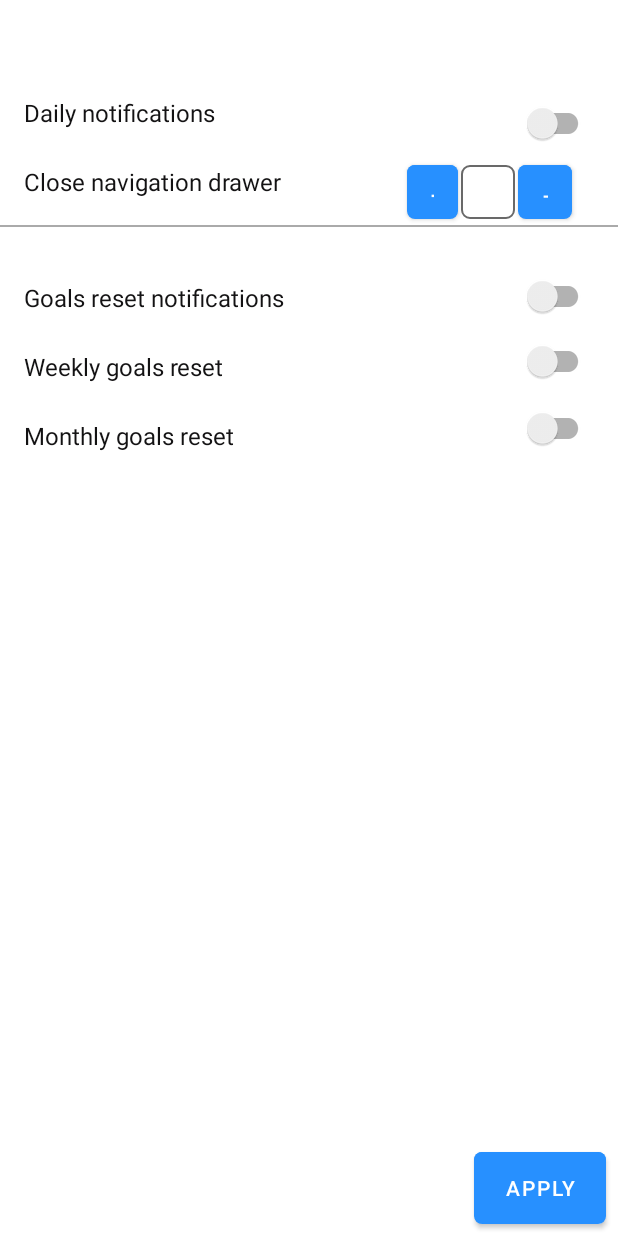
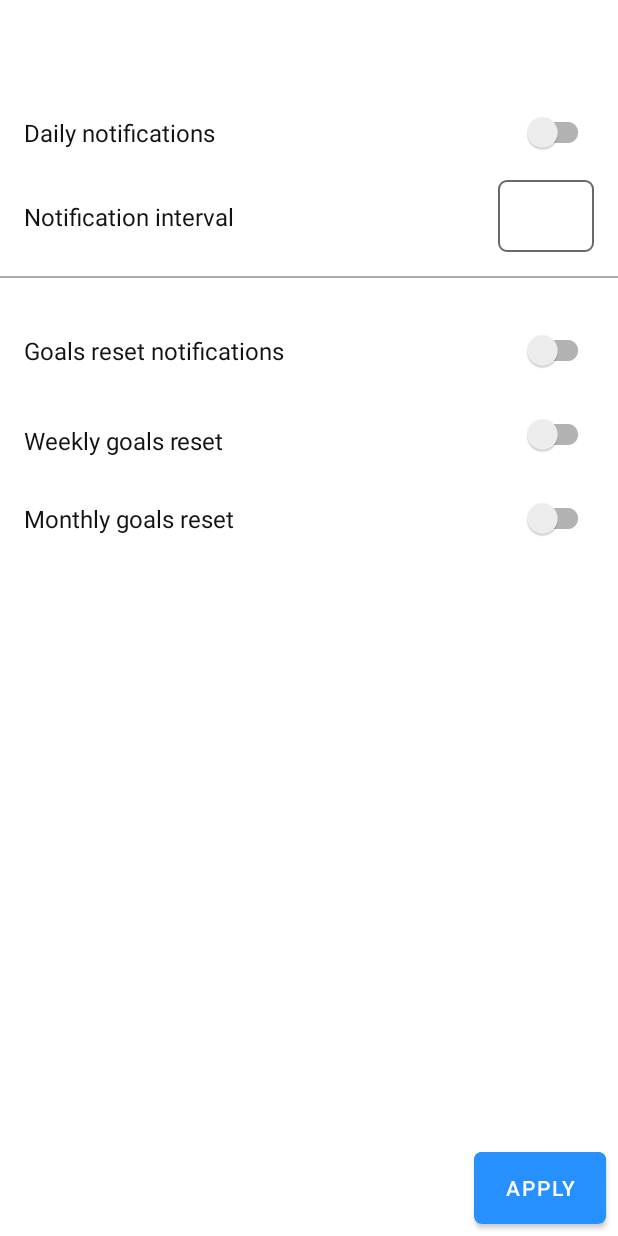
Before and after one commit to kasiopec/QJournal, an Android app: the layout activity_settings.xml on its own in the app's theme, with its tools: preview values and no code run, on a phone screen of 412 x 824 dp. Run offline under Robolectric (Android 15) with nearby library versions, the phone set to English and light mode, and no system bars.

```diff
--- a/app/build.gradle.kts
+++ b/app/build.gradle.kts
@@ -23,6 +23,10 @@ android {
         vectorDrawables {
             useSupportLibrary = true
         }
+    }
+
+    buildFeatures {
+        viewBinding = true
     }
 
     signingConfigs {
@@ -65,6 +69,7 @@ android {
 
 dependencies {
     implementation(libs.core.ktx)
+    implementation(libs.lifecycle.runtime.ktx)
     implementation(libs.appcompat)
     implementation(libs.material)
     implementation(libs.constraint.layout)
--- a/app/src/main/AndroidManifest.xml
+++ b/app/src/main/AndroidManifest.xml
@@ -10,7 +10,7 @@
 
     <application
         android:name="com.kasiopec.qjournal.ApplicationActivity"
-        android:allowBackup="true"
+        android:allowBackup="false"
         android:icon="@mipmap/ic_launcher"
         android:label="@string/app_name"
         android:supportsRtl="true"
--- a/app/src/main/java/com/kasiopec/qjournal/DeviceBootReceiver.java
+++ b/app/src/main/java/com/kasiopec/qjournal/DeviceBootReceiver.java
@@ -12,7 +12,7 @@ import java.util.Calendar;
 import java.util.GregorianCalendar;
 import java.util.Objects;
 
-import static com.kasiopec.qjournal.SettingsActivity.NOTIFICATION_TIME;
+import static com.kasiopec.qjournal.SettingsActivity.NOTIFICATION_TIME_KEY;
 
 
 /**
@@ -32,7 +32,7 @@ public class DeviceBootReceiver extends BroadcastReceiver {
 
             Calendar calendar = Calendar.getInstance();
             calendar.setTimeInMillis(System.currentTimeMillis());
-            int notificationTime = Integer.valueOf(prefs.getString(NOTIFICATION_TIME, "2")) * 60;
+            int notificationTime = Integer.valueOf(prefs.getString(NOTIFICATION_TIME_KEY, "2")) * 60;
             calendar.add(Calendar.MINUTE, notificationTime);
 
 
--- a/app/src/main/java/com/kasiopec/qjournal/GraphFragment.java
+++ b/app/src/main/java/com/kasiopec/qjournal/GraphFragment.java
@@ -364,7 +364,7 @@ public class GraphFragment extends Fragment {
         dataset = new BarDataSet(barEntries, "Minutes spent this "+LEGEND_LABEL);
         dataset.setColor(getResources().getColor(R.color.colorPrimary));
         dataset.setHighLightAlpha(0);
-        dataset.setLabel(labels.get(0));
+        dataset.setLabel("Hard");
         Description description = new Description();
         description.setText("");
         data = new BarData(dataset);
--- a/app/src/main/res/layout/activity_edit_category.xml
+++ b/app/src/main/res/layout/activity_edit_category.xml
@@ -47,6 +47,7 @@
                 android:id="@+id/fabBottomBar"
                 android:layout_width="wrap_content"
                 android:layout_height="wrap_content"
+                android:importantForAccessibility="no"
                 app:layout_anchor="@id/bottomAppBar"
                 app:srcCompat="@drawable/ic_close_black_24dp" />
 
@@ -58,7 +59,6 @@
                 android:layout_height="wrap_content"
                 android:layout_gravity="bottom"
                 android:clickable="false"
-                android:theme="@style/MyAppBarLayoutTheme"
                 app:backgroundTint="@color/colorPrimary"
                 app:fabAlignmentMode="end">
 
--- a/app/src/main/res/layout/activity_settings.xml
+++ b/app/src/main/res/layout/activity_settings.xml
@@ -4,7 +4,6 @@
     xmlns:tools="http://schemas.android.com/tools"
     android:layout_width="match_parent"
     android:layout_height="match_parent"
-    android:background="@color/colorWhite"
     android:fitsSystemWindows="true"
     tools:context="com.kasiopec.qjournal.SettingsActivity">
 
@@ -12,52 +11,20 @@
         android:id="@+id/textViewNotifcationSettings"
         android:layout_width="wrap_content"
         android:layout_height="wrap_content"
-        android:layout_marginStart="16dp"
-        android:layout_marginTop="24dp"
+        android:layout_marginStart="@dimen/spacing_medium"
         android:text="@string/settings_notification_interval_label"
         android:textColor="@color/colorAlmostBlack"
         android:textSize="16sp"
+        app:layout_constraintBottom_toBottomOf="@+id/notificationIntervalEditField"
         app:layout_constraintStart_toStartOf="parent"
-        app:layout_constraintTop_toBottomOf="@+id/textView7" />
-
-    <Button
-        android:id="@+id/btnInc"
-        android:layout_width="34dp"
-        android:layout_height="36dp"
-        android:layout_marginStart="56dp"
-        android:layout_marginEnd="2dp"
-        android:background="@drawable/round_corners_blue_background"
-        android:elevation="10dp"
-        android:foreground="?attr/selectableItemBackground"
-        android:textAlignment="center"
-        android:textColor="@color/colorWhite"
-        app:layout_constraintEnd_toStartOf="@+id/notifEditTextSet"
-        app:layout_constraintHorizontal_bias="0.5"
-        app:layout_constraintHorizontal_chainStyle="packed"
-        app:layout_constraintStart_toEndOf="@+id/textViewNotifcationSettings"
-        app:layout_constraintTop_toTopOf="@+id/textViewNotifcationSettings"
-        tools:text="+" />
-
-    <Button
-        android:id="@+id/btnDec"
-        android:layout_width="36dp"
-        android:layout_height="36dp"
-        android:layout_marginStart="2dp"
-        android:layout_marginEnd="4dp"
-        android:background="@drawable/round_corners_blue_background"
-        android:elevation="10dp"
-        android:foreground="?attr/selectableItemBackground"
-        android:textAlignment="center"
-        android:textColor="@color/colorWhite"
-        app:layout_constraintEnd_toEndOf="parent"
-        app:layout_constraintStart_toEndOf="@+id/notifEditTextSet"
-        app:layout_constraintTop_toTopOf="@+id/btnInc"
-        tools:text="-" />
+        app:layout_constraintTop_toTopOf="@+id/notificationIntervalEditField" />
 
     <EditText
-        android:id="@+id/notifEditTextSet"
-        android:layout_width="36dp"
-        android:layout_height="36dp"
+        android:id="@+id/notificationIntervalEditField"
+        android:layout_width="64dp"
+        android:layout_height="48dp"
+        android:layout_marginTop="@dimen/spacing_small"
+        android:layout_marginEnd="@dimen/spacing_medium"
         android:background="@drawable/edit_text_background"
         android:cursorVisible="false"
         android:ems="10"
@@ -65,22 +32,20 @@
         android:importantForAutofill="no"
         android:inputType="numberDecimal"
         android:textAlignment="center"
-        app:layout_constraintEnd_toStartOf="@+id/btnDec"
-        app:layout_constraintHorizontal_bias="0.5"
-        app:layout_constraintStart_toEndOf="@+id/btnInc"
-        app:layout_constraintTop_toTopOf="@+id/textViewNotifcationSettings"
+        app:layout_constraintEnd_toEndOf="parent"
+        app:layout_constraintTop_toBottomOf="@+id/switchDaily"
         tools:ignore="LabelFor" />
 
     <View
         android:id="@+id/divider2"
         android:layout_width="0dp"
         android:layout_height="1dp"
-        android:layout_marginTop="4dp"
+        android:layout_marginTop="16dp"
         android:background="@android:color/darker_gray"
         app:layout_constraintEnd_toEndOf="parent"
         app:layout_constraintHorizontal_bias="0.0"
         app:layout_constraintStart_toStartOf="parent"
-        app:layout_constraintTop_toBottomOf="@+id/notifEditTextSet" />
+        app:layout_constraintTop_toBottomOf="@+id/notificationIntervalEditField" />
 
     <Button
         android:id="@+id/btnApply"
@@ -101,21 +66,20 @@
         android:id="@+id/textView2"
         android:layout_width="wrap_content"
         android:layout_height="wrap_content"
-        android:layout_marginStart="16dp"
-        android:layout_marginTop="36dp"
+        android:layout_marginStart="@dimen/spacing_medium"
         android:text="@string/settings_goals_reset_label"
         android:textColor="@color/colorAlmostBlack"
         android:textSize="16sp"
+        app:layout_constraintBottom_toBottomOf="@+id/switchResetGen"
         app:layout_constraintStart_toStartOf="parent"
-        app:layout_constraintTop_toBottomOf="@+id/divider2" />
+        app:layout_constraintTop_toTopOf="@+id/switchResetGen" />
 
     <androidx.appcompat.widget.SwitchCompat
         android:id="@+id/switchResetGen"
-        android:layout_width="46dp"
-        android:layout_height="36dp"
-        android:layout_marginTop="28dp"
+        android:layout_width="48dp"
+        android:layout_height="48dp"
+        android:layout_marginTop="@dimen/spacing_large"
         android:layout_marginEnd="16dp"
-        android:text=""
         app:layout_constraintEnd_toEndOf="parent"
         app:layout_constraintTop_toBottomOf="@+id/divider2" />
 
@@ -123,65 +87,64 @@
         android:id="@+id/textView4"
         android:layout_width="wrap_content"
         android:layout_height="wrap_content"
-        android:layout_marginStart="16dp"
-        android:layout_marginTop="24dp"
+        android:layout_marginStart="@dimen/spacing_medium"
         android:text="@string/settings_weekly_goals_label"
         android:textColor="@color/colorAlmostBlack"
         android:textSize="16sp"
+        app:layout_constraintBottom_toTopOf="@+id/switchMonthly"
         app:layout_constraintStart_toStartOf="parent"
-        app:layout_constraintTop_toBottomOf="@+id/textView2" />
+        app:layout_constraintTop_toTopOf="@+id/switchWeekly" />
 
     <androidx.appcompat.widget.SwitchCompat
         android:id="@+id/switchWeekly"
-        android:layout_width="46dp"
-        android:layout_height="35dp"
-        android:layout_marginTop="72dp"
-        android:layout_marginEnd="16dp"
-        android:text=""
+        android:layout_width="48dp"
+        android:layout_height="48dp"
+        android:layout_marginTop="@dimen/spacing_small"
+        android:layout_marginEnd="@dimen/spacing_medium"
         app:layout_constraintEnd_toEndOf="parent"
-        app:layout_constraintTop_toBottomOf="@+id/divider2" />
+        app:layout_constraintTop_toBottomOf="@+id/switchResetGen" />
 
     <TextView
         android:id="@+id/textView6"
         android:layout_width="wrap_content"
         android:layout_height="wrap_content"
-        android:layout_marginStart="16dp"
-        android:layout_marginTop="24dp"
+        android:layout_marginStart="@dimen/spacing_medium"
         android:text="@string/settings_monthly_goals_label"
         android:textColor="@color/colorAlmostBlack"
         android:textSize="16sp"
+        app:layout_constraintBottom_toBottomOf="@+id/switchMonthly"
         app:layout_constraintStart_toStartOf="parent"
-        app:layout_constraintTop_toBottomOf="@+id/textView4" />
+        app:layout_constraintTop_toTopOf="@+id/switchMonthly" />
 
     <androidx.appcompat.widget.SwitchCompat
         android:id="@+id/switchMonthly"
-        android:layout_width="46dp"
-        android:layout_height="36dp"
-        android:layout_marginTop="116dp"
-        android:layout_marginEnd="16dp"
-        android:text=""
+        android:layout_width="48dp"
+        android:layout_height="48dp"
+        android:layout_marginTop="@dimen/spacing_small"
+        android:layout_marginEnd="@dimen/spacing_medium"
         app:layout_constraintEnd_toEndOf="parent"
-        app:layout_constraintTop_toBottomOf="@+id/divider2" />
+        app:layout_constraintTop_toBottomOf="@+id/switchWeekly" />
 
     <TextView
         android:id="@+id/textView7"
         android:layout_width="wrap_content"
         android:layout_height="wrap_content"
-        android:layout_marginStart="16dp"
-        android:layout_marginTop="64dp"
+        android:layout_marginStart="@dimen/spacing_medium"
         android:text="@string/settings_daily_goals_label"
         android:textColor="@color/colorAlmostBlack"
         android:textSize="16sp"
+        app:layout_constraintBottom_toBottomOf="@+id/switchDaily"
         app:layout_constraintStart_toStartOf="parent"
-        app:layout_constraintTop_toTopOf="parent" />
+        app:layout_constraintTop_toTopOf="@+id/switchDaily" />
 
     <androidx.appcompat.widget.SwitchCompat
         android:id="@+id/switchDaily"
-        android:layout_width="46dp"
-        android:layout_height="36dp"
+        android:layout_width="48dp"
+        android:layout_height="48dp"
+        android:layout_marginTop="64dp"
         android:layout_marginEnd="16dp"
         android:text=""
         app:layout_constraintEnd_toEndOf="parent"
-        app:layout_constraintTop_toTopOf="@+id/textView7" />
+        app:layout_constraintTop_toTopOf="parent" />
 
 </androidx.constraintlayout.widget.ConstraintLayout>
--- a/app/src/main/res/values-v21/styles.xml
+++ /dev/null
@@ -1,11 +0,0 @@
-<resources>
-
-    <style name="AppTheme.NoActionBar">
-        <item name="windowActionBar">false</item>
-        <item name="windowNoTitle">true</item>
-        <item name="android:windowDrawsSystemBarBackgrounds">true</item>
-    </style>
-    <style name="LargeBlueFont">
-        <item name="android:textColor">#ffffff</item>
-    </style>
-</resources>
--- a/app/src/main/res/values/dimens.xml
+++ b/app/src/main/res/values/dimens.xml
@@ -6,4 +6,10 @@
     <dimen name="activity_horizontal_margin">16dp</dimen>
     <dimen name="activity_vertical_margin">16dp</dimen>
     <dimen name="fab_margin">16dp</dimen>
+
+    <dimen name="spacing_tiny">4dp</dimen>
+    <dimen name="spacing_small">8dp</dimen>
+    <dimen name="spacing_medium">16dp</dimen>
+    <dimen name="spacing_large">24dp</dimen>
+    <dimen name="spacing_xl">48dp</dimen>
 </resources>
--- a/app/src/main/res/values/strings.xml
+++ b/app/src/main/res/values/strings.xml
@@ -4,7 +4,7 @@
     <string name="navigation_drawer_open">Open navigation drawer</string>
     <string name="navigation_drawer_close">Close navigation drawer</string>
 
-    <string name="settings_notification_interval_label">Close navigation drawer</string>
+    <string name="settings_notification_interval_label">Notification interval</string>
     <string name="settings_goals_reset_label">Goals reset notifications</string>
     <string name="settings_weekly_goals_label">Weekly goals reset</string>
     <string name="settings_monthly_goals_label">Monthly goals reset</string>
--- a/gradle/libs.versions.toml
+++ b/gradle/libs.versions.toml
@@ -5,6 +5,7 @@ androidGradlePlugin = "8.9.0-rc01"
 googleServices = "4.4.2"
 
 coreKtx = "1.15.0"
+lifecycleRuntime = "2.6.2"
 appcompat = "1.7.0"
 material = "1.12.0"
 constraintLayout = "2.2.0"
@@ -29,6 +30,7 @@ google-services = { id = "com.google.gms.google-services", version.ref = "google
 [libraries]
 # Core
 core-ktx = { module = "androidx.core:core-ktx", version.ref = "coreKtx" }
+lifecycle-runtime-ktx = { module = "androidx.lifecycle:lifecycle-runtime-ktx", version.ref = "lifecycleRuntime" }
 appcompat = { module = "androidx.appcompat:appcompat", version.ref = "appcompat" }
 material = { module = "com.google.android.material:material", version.ref = "material" }
 constraint-layout = { module = "androidx.constraintlayout:constraintlayout", version.ref = "constraintLayout" }
```
Also changed, not shown: app/src/main/java/com/kasiopec/qjournal/ApplicationActivity.java (+6 -6 lines), app/src/main/java/com/kasiopec/qjournal/SettingsActivity.kt (+108 -143 lines), app/src/main/java/com/kasiopec/qjournal/view/VIewBindings.kt (added, +52 -0 lines), app/src/main/res/layout/activity_main.xml (+0 -7 lines).
